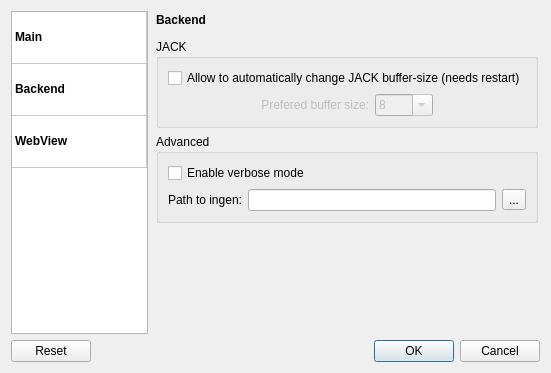
Before: the Qt Designer form resources/ui/mod_settings.ui in mod-audio/mod-app-legacy, drawn with Qt 5.
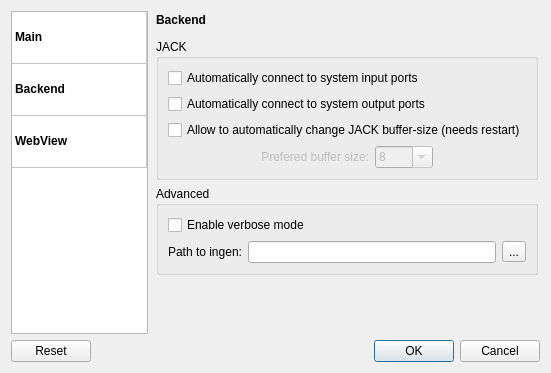
After: the same form once the commit is applied. The open tabs and pages were chosen to show the change. Icons and pictures are not drawn.

Commit message: Add auto-connect options; Update splash image

What changed in the file:
```diff
--- a/resources/ui/mod_settings.ui
+++ b/resources/ui/mod_settings.ui
@@ -348,20 +348,14 @@
             <bool>false</bool>
            </property>
            <layout class="QGridLayout" name="gridLayout_3">
-            <item row="1" column="0">
-             <spacer name="horizontalSpacer_11">
-              <property name="orientation">
-               <enum>Qt::Horizontal</enum>
+            <item row="1" column="0" colspan="5">
+             <widget class="QCheckBox" name="cb_host_auto_connect_outs">
+              <property name="text">
+               <string>Automatically connect to system input ports</string>
               </property>
-              <property name="sizeHint" stdset="0">
-               <size>
-                <width>40</width>
-                <height>20</height>
-               </size>
-              </property>
-             </spacer>
+             </widget>
             </item>
-            <item row="1" column="1" colspan="2">
+            <item row="4" column="1" colspan="2">
              <widget class="QLabel" name="label_host_jack_bufsize_value">
               <property name="enabled">
                <bool>false</bool>
@@ -374,7 +368,7 @@
               </property>
              </widget>
             </item>
-            <item row="1" column="3">
+            <item row="4" column="3">
              <widget class="QComboBox" name="cb_host_jack_bufsize_value">
               <property name="enabled">
                <bool>false</bool>
@@ -439,7 +433,7 @@
               </item>
              </widget>
             </item>
-            <item row="1" column="4">
+            <item row="4" column="4">
              <spacer name="horizontalSpacer_9">
               <property name="orientation">
                <enum>Qt::Horizontal</enum>
@@ -452,13 +446,33 @@
               </property>
              </spacer>
             </item>
-            <item row="0" column="0" colspan="5">
+            <item row="3" column="0" colspan="5">
              <widget class="QCheckBox" name="cb_host_jack_bufsize_change">
               <property name="text">
                <string>Allow to automatically change JACK buffer-size (needs restart)</string>
               </property>
              </widget>
             </item>
+            <item row="4" column="0">
+             <spacer name="horizontalSpacer_11">
+              <property name="orientation">
+               <enum>Qt::Horizontal</enum>
+              </property>
+              <property name="sizeHint" stdset="0">
+               <size>
+                <width>40</width>
+                <height>20</height>
+               </size>
+              </property>
+             </spacer>
+            </item>
+            <item row="2" column="0" colspan="5">
+             <widget class="QCheckBox" name="cb_host_auto_connect_ins">
+              <property name="text">
+               <string>Automatically connect to system output ports</string>
+              </property>
+             </widget>
+            </item>
            </layout>
           </widget>
          </item>
```
The commit also changes 7 other files.
